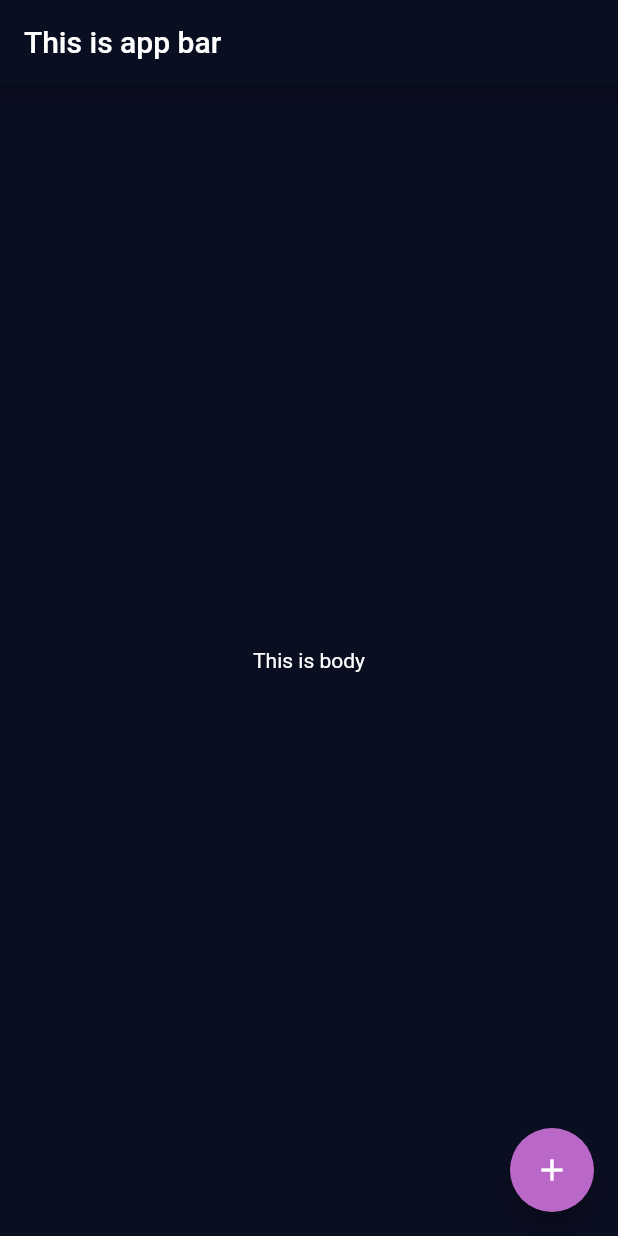
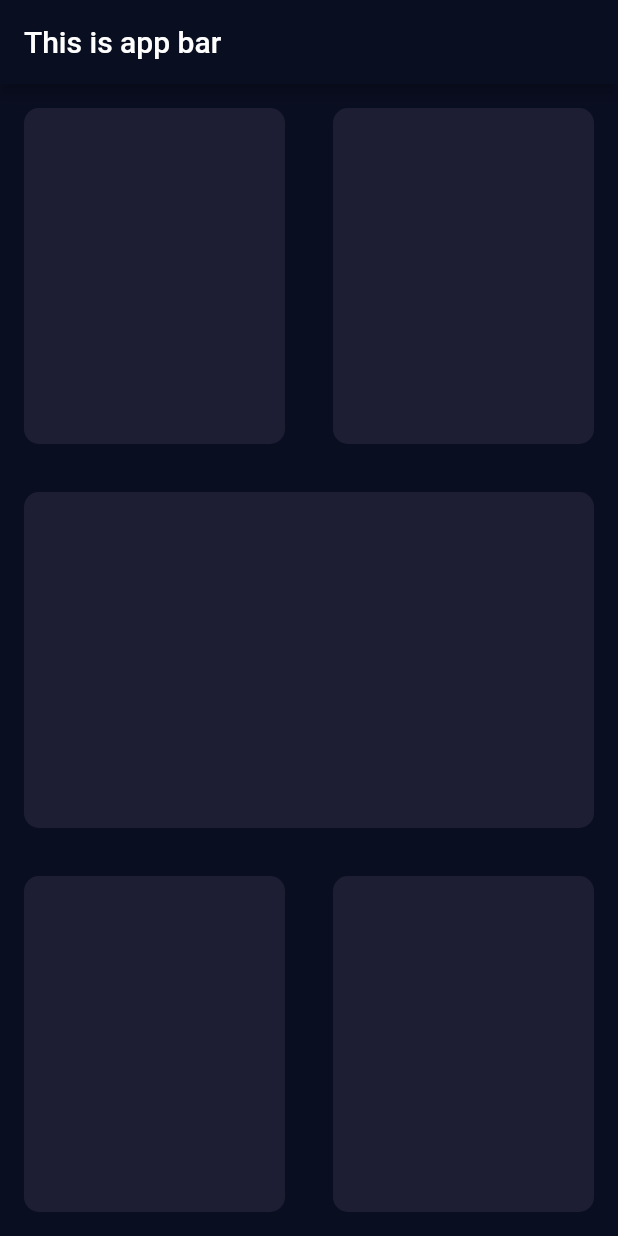
Before and after one commit to stuvistar/bmi, a Flutter app: the screen it shows after launch, on a phone screen of 412 x 824 dp. Run offline on Flutter 3.47's test engine with Material 2 defaults, Android fonts, the phone set to English and light mode, and no system bars.

Commit message:
made all those repetitive containers

```diff
--- /dev/null
+++ b/lib/input_page.dart
@@ -0,0 +1,87 @@
+import 'package:flutter/material.dart';
+
+class InputPage extends StatefulWidget {
+  const InputPage({Key? key}) : super(key: key);
+
+  @override
+  _InputPageState createState() => _InputPageState();
+}
+
+class _InputPageState extends State<InputPage> {
+  @override
+  Widget build(BuildContext context) {
+    return Scaffold(
+      appBar: AppBar(
+        title: const Text('This is app bar'),
+      ),
+      body: Column(
+        children: [
+          Expanded(
+            child: Row(
+            children: [
+              Expanded(
+                child: Container(
+                  margin: const EdgeInsets.all(16.0),
+                  decoration: BoxDecoration(
+                    color: const Color(0xFF1D1E33),
+                    borderRadius: BorderRadius.circular(10),
+                  ),
+                ),
+              ),
+
+              Expanded(
+                child: Container(
+                  margin: const EdgeInsets.all(16.0),
+                  decoration: BoxDecoration(
+                    color: const Color(0xFF1D1E33),
+                    borderRadius: BorderRadius.circular(10),
+                  ),
+                ),
+              ),
+            ],
+                  ),
+          ),
+
+          Expanded(
+              child: Container(
+                margin: const EdgeInsets.all(16.0),
+                decoration: BoxDecoration(
+                  color: const Color(0xFF1D1E33),
+                  borderRadius: BorderRadius.circular(10),
+                ),
+              ),
+            ),
+
+            Expanded(
+              child: Row(
+                      children: [
+              Expanded(
+                child: Container(
+                  margin: const EdgeInsets.all(16.0),
+                  decoration: BoxDecoration(
+                    color: const Color(0xFF1D1E33),
+                    borderRadius: BorderRadius.circular(10),
+                  ),
+                ),
+              ),
+
+              Expanded(
+                child: Container(
+                  margin: const EdgeInsets.all(16.0),
+                  decoration: BoxDecoration(
+                    color: const Color(0xFF1D1E33),
+                    borderRadius: BorderRadius.circular(10),
+                  ),
+                ),
+              ),
+                      ],
+                    ),
+            ),
+        ],
+
+
+
+      ),
+    );
+  }
+}
--- a/lib/main.dart
+++ b/lib/main.dart
@@ -1,52 +1,22 @@
 import 'package:flutter/material.dart';
+import 'input_page.dart';
 
 void main() => runApp(const BMICalculator());
+final ThemeData theme = ThemeData();
 
 class BMICalculator extends StatelessWidget {
   const BMICalculator({Key? key}) : super(key: key);
 
   @override
   Widget build(BuildContext context) {
-    final ThemeData theme = ThemeData();
     return MaterialApp(
-      theme: ThemeData(
-        scaffoldBackgroundColor: const Color(0xFF0A0E21),
-        colorScheme: theme.colorScheme.copyWith(secondary: Colors.purple[300]),
-        textTheme: const TextTheme(
-          bodyText2: TextStyle(color: Colors.white),
-        ),
+      theme: ThemeData.dark().copyWith(
         appBarTheme: const AppBarTheme(
           color: Color(0xFF0A0E21),
         ),
+        scaffoldBackgroundColor: const Color(0xFF0A0E21),
       ),
       home: const InputPage(),
     );
   }
 }
-
-class InputPage extends StatefulWidget {
-  const InputPage({Key? key}) : super(key: key);
-
-  @override
-  _InputPageState createState() => _InputPageState();
-}
-
-class _InputPageState extends State<InputPage> {
-  @override
-  Widget build(BuildContext context) {
-    return Scaffold(
-      appBar: AppBar(
-        title: const Text('This is app bar'),
-      ),
-      body: const Center(
-        child: Text('This is body'),
-      ),
-      floatingActionButton: const FloatingActionButton(
-        onPressed: null,
-        child: Icon(
-          Icons.add,
-        ),
-      ),
-    );
-  }
-}
```
